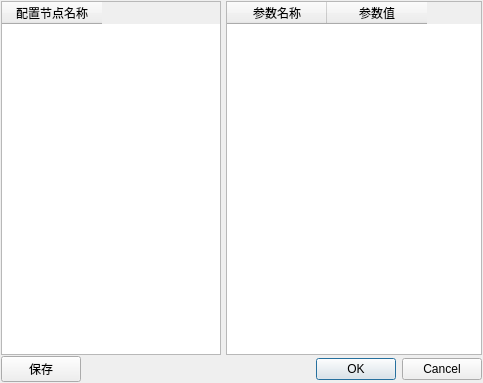
Qt form UI/DialogServerArgs.ui (ljt930/networktest) before a commit.
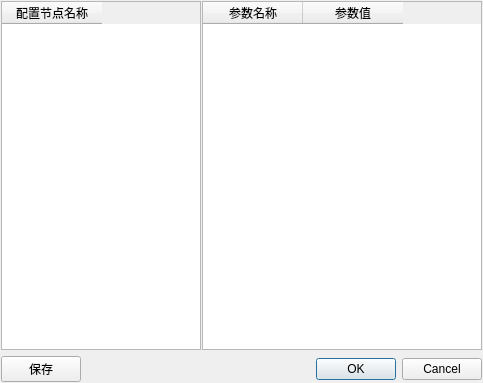
The same form after that commit.

What changed in the file:
```diff
--- a/UI/DialogServerArgs.ui
+++ b/UI/DialogServerArgs.ui
@@ -13,38 +13,40 @@
   <property name="windowTitle">
    <string>Dialog</string>
   </property>
-  <layout class="QVBoxLayout" name="verticalLayout_3">
-   <property name="spacing">
-    <number>1</number>
-   </property>
+  <layout class="QVBoxLayout" name="verticalLayout">
    <property name="margin">
     <number>1</number>
    </property>
    <item>
-    <layout class="QHBoxLayout" name="horizontalLayout_2">
-     <property name="spacing">
-      <number>0</number>
+    <widget class="QSplitter" name="splitter">
+     <property name="orientation">
+      <enum>Qt::Horizontal</enum>
      </property>
-     <item>
-      <widget class="QWidget" name="widget_Node" native="true">
-       <layout class="QVBoxLayout" name="verticalLayout_2">
-        <property name="spacing">
+     <property name="opaqueResize">
+      <bool>false</bool>
+     </property>
+     <property name="handleWidth">
          <number>1</number>
         </property>
-        <property name="margin">
-         <number>0</number>
-        </property>
-        <item>
+     <property name="childrenCollapsible">
+      <bool>false</bool>
+     </property>
          <widget class="QTableWidget" name="tableWidgetCfgNode">
+      <property name="sizePolicy">
+       <sizepolicy hsizetype="Expanding" vsizetype="Expanding">
+        <horstretch>2</horstretch>
+        <verstretch>0</verstretch>
+       </sizepolicy>
+      </property>
           <property name="minimumSize">
            <size>
-            <width>220</width>
+        <width>200</width>
             <height>0</height>
            </size>
           </property>
           <property name="maximumSize">
            <size>
-            <width>220</width>
+        <width>16777215</width>
             <height>16777215</height>
            </size>
           </property>
@@ -54,21 +56,13 @@
            </property>
           </column>
          </widget>
-        </item>
-       </layout>
-      </widget>
-     </item>
-     <item>
-      <widget class="QWidget" name="widget_Arg" native="true">
-       <layout class="QVBoxLayout" name="verticalLayout">
-        <property name="spacing">
-         <number>1</number>
-        </property>
-        <property name="margin">
-         <number>0</number>
-        </property>
-        <item>
          <widget class="QTableWidget" name="tableWidgetCfgArg">
+      <property name="sizePolicy">
+       <sizepolicy hsizetype="Expanding" vsizetype="Expanding">
+        <horstretch>5</horstretch>
+        <verstretch>0</verstretch>
+       </sizepolicy>
+      </property>
           <column>
            <property name="text">
             <string>参数名称</string>
@@ -80,11 +74,7 @@
            </property>
           </column>
          </widget>
-        </item>
-       </layout>
-      </widget>
-     </item>
-    </layout>
+    </widget>
    </item>
    <item>
     <layout class="QHBoxLayout" name="horizontalLayout">
```
Lines whose indentation alone changed are shown as unchanged.
